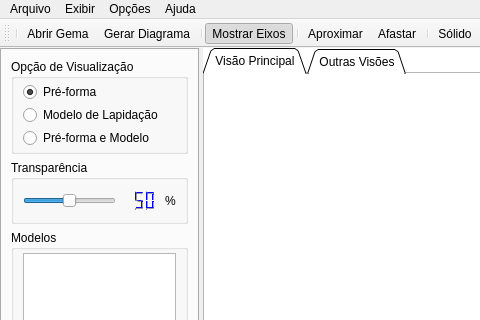
Above: ui/mainwindow.ui from mjbrusso/Visualizador_3D-Gemas before the change; both pictures show x 0 to 480 and y 0 to 320 of the 625 by 743 pixel window. Below: the same form after it.
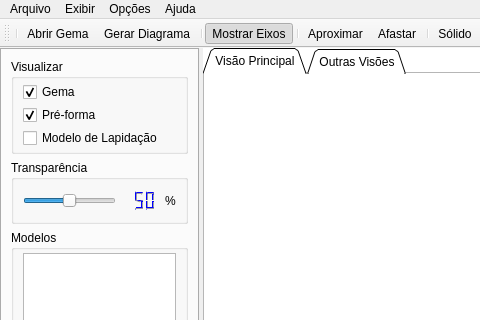
That is the form after the change. Icons and pictures are not drawn. Custom widgets are drawn as their Qt base class.

Commit message: Change radio buttons to checkbox in view mode

```diff
--- a/ui/mainwindow.ui
+++ b/ui/mainwindow.ui
@@ -68,7 +68,7 @@
         <item>
          <widget class="QGroupBox" name="groupBox_2">
           <property name="title">
-           <string>Opção de Visualização</string>
+           <string>Visualizar</string>
           </property>
           <property name="alignment">
            <set>Qt::AlignLeading|Qt::AlignLeft|Qt::AlignTop</set>
@@ -84,7 +84,17 @@
             <number>3</number>
            </property>
            <item>
-            <widget class="QRadioButton" name="radioBtnPreForma">
+            <widget class="QCheckBox" name="checkBoxGema">
+             <property name="text">
+              <string>Gema</string>
+             </property>
+             <property name="checked">
+              <bool>true</bool>
+             </property>
+            </widget>
+           </item>
+           <item>
+            <widget class="QCheckBox" name="checkBoxPreForma">
              <property name="text">
               <string>Pré-forma</string>
              </property>
@@ -97,19 +107,12 @@
             </widget>
            </item>
            <item>
-            <widget class="QRadioButton" name="radioBtnModelo">
+            <widget class="QCheckBox" name="checkBoxModelo">
              <property name="text">
               <string>Modelo de Lapidação</string>
              </property>
             </widget>
            </item>
-           <item>
-            <widget class="QRadioButton" name="radioBtnPM">
-             <property name="text">
-              <string>Pré-forma e Modelo</string>
-             </property>
-            </widget>
-           </item>
           </layout>
          </widget>
         </item>
```
Left out of the diff: 39 changed lines with no effect on the pictures. The commit also changes 3 other files.
